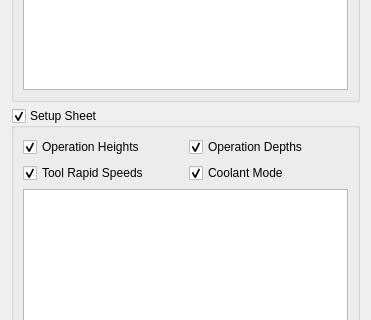
The window that src/Mod/CAM/Gui/Resources/panels/DlgJobTemplateExport.ui (southseact-3d/fcd) describes before a commit, drawn with Qt 5; both pictures show x 0 to 371 and y 182 to 502 of the 371 by 711 pixel window.
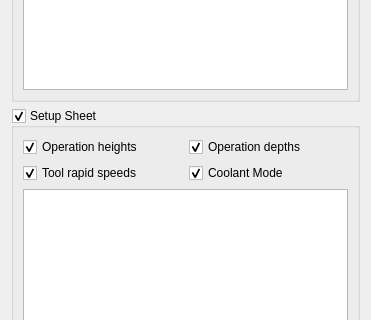
The same window after the commit.

The edit to the form file:
```diff
--- a/src/Mod/CAM/Gui/Resources/panels/DlgJobTemplateExport.ui
+++ b/src/Mod/CAM/Gui/Resources/panels/DlgJobTemplateExport.ui
@@ -84,7 +84,7 @@
          <string>Enable to include the default heights for operations in the template.</string>
         </property>
         <property name="text">
-         <string>Operation Heights</string>
+         <string>Operation heights</string>
         </property>
         <property name="checked">
          <bool>true</bool>
@@ -94,7 +94,7 @@
       <item row="1" column="1">
        <widget class="QCheckBox" name="settingOperationDepths">
         <property name="text">
-         <string>Operation Depths</string>
+         <string>Operation depths</string>
         </property>
         <property name="checked">
          <bool>true</bool>
@@ -107,7 +107,7 @@
          <string>Enable to include the default rapid tool speeds in the template.</string>
         </property>
         <property name="text">
-         <string>Tool Rapid Speeds</string>
+         <string>Tool rapid speeds</string>
         </property>
         <property name="checked">
          <bool>true</bool>
```
Left out of the diff: 28 changed lines with no effect on the pictures.
